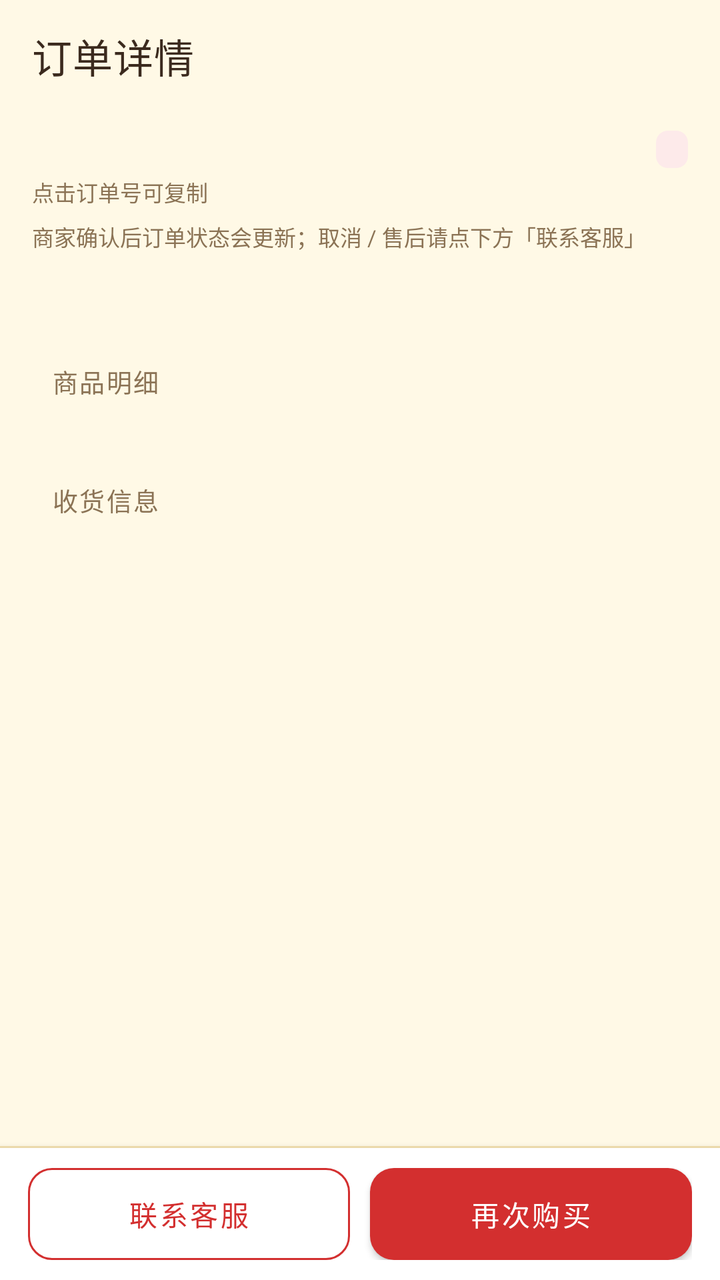
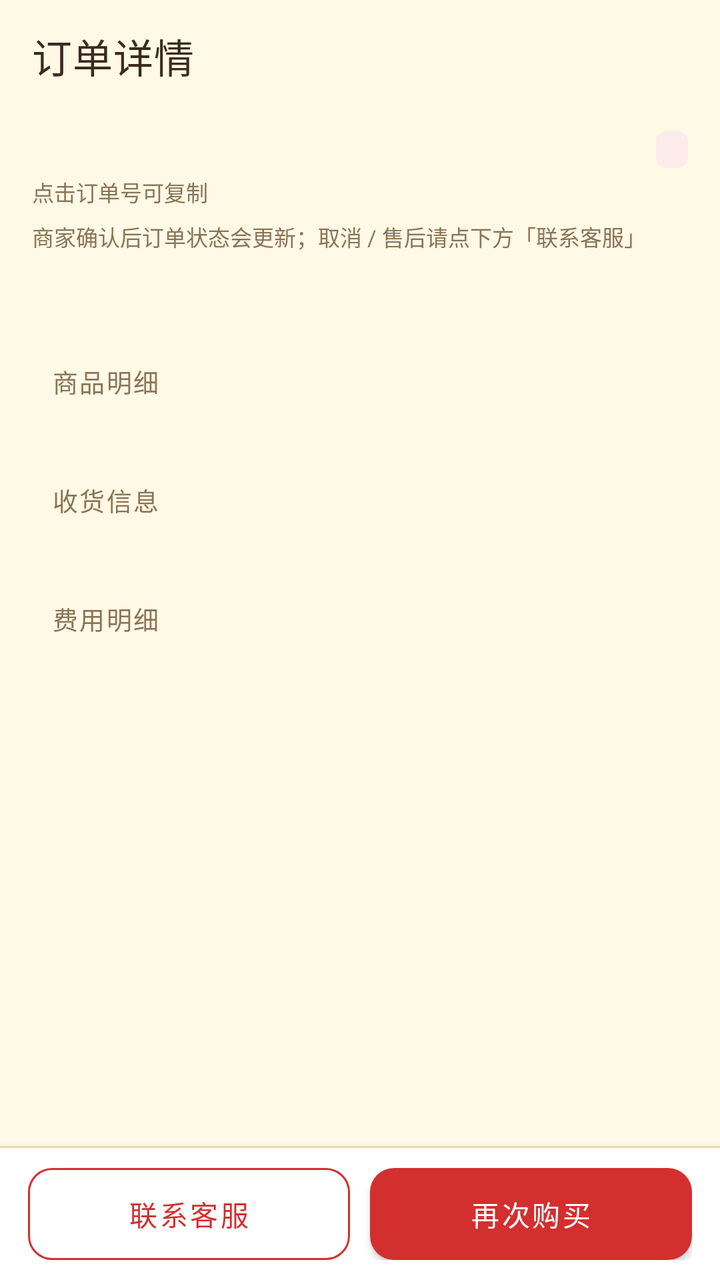

Before-and-after screenshots of an Android layout around one commit, followed by the original layout XML and the change that was made.
<!-- AndroidManifest.xml: application theme Theme.ShineApp -->
<!-- res/layout/activity_order_detail.xml -->
<?xml version="1.0" encoding="utf-8"?>
<LinearLayout xmlns:android="http://schemas.android.com/apk/res/android"
    xmlns:app="http://schemas.android.com/apk/res-auto"
    android:layout_width="match_parent" android:layout_height="match_parent"
    android:orientation="vertical" android:background="@color/shine_bg">

    <com.google.android.material.appbar.MaterialToolbar
        android:id="@+id/top_app_bar" android:layout_width="match_parent" android:layout_height="?attr/actionBarSize"
        android:background="@color/shine_bg" android:elevation="0dp"
        app:title="订单详情" app:titleTextColor="@color/shine_text" app:navigationIconTint="@color/shine_text"/>

    <ScrollView android:layout_width="match_parent" android:layout_height="0dp" android:layout_weight="1"
        android:fillViewport="true">
        <LinearLayout android:layout_width="match_parent" android:layout_height="wrap_content"
            android:orientation="vertical" android:paddingStart="16dp" android:paddingEnd="16dp"
            android:paddingTop="8dp" android:paddingBottom="24dp">

            <LinearLayout android:layout_width="match_parent" android:layout_height="wrap_content"
                android:orientation="horizontal" android:gravity="center_vertical">
                <TextView android:id="@+id/tv_order_no" android:layout_width="0dp" android:layout_weight="1"
                    android:layout_height="wrap_content" android:textSize="16sp" android:textStyle="bold"
                    android:textColor="@color/shine_text" android:clickable="true" android:focusable="true"
                    android:contentDescription="点击复制订单号"/>
                <TextView android:id="@+id/tv_status" android:layout_width="wrap_content"
                    android:layout_height="wrap_content" android:textSize="11sp" android:textColor="@color/shine_pink"
                    android:background="@drawable/bg_badge_soft" android:paddingStart="8dp" android:paddingEnd="8dp"
                    android:paddingTop="2dp" android:paddingBottom="2dp"/>
            </LinearLayout>

            <TextView android:id="@+id/tv_copy_hint" android:layout_width="wrap_content"
                android:layout_height="wrap_content" android:layout_marginTop="2dp" android:text="点击订单号可复制"
                android:textSize="11sp" android:textColor="@color/shine_sub"/>

            <TextView android:id="@+id/tv_status_hint" android:layout_width="match_parent"
                android:layout_height="wrap_content" android:layout_marginTop="6dp"
                android:text="商家确认后订单状态会更新；取消 / 售后请点下方「联系客服」"
                android:textSize="11sp" android:textColor="@color/shine_sub" android:lineSpacingExtra="2dp"/>

            <TextView android:id="@+id/tv_created" android:layout_width="wrap_content"
                android:layout_height="wrap_content" android:layout_marginTop="4dp" android:textSize="12sp"
                android:textColor="@color/shine_sub"/>

            <TextView android:id="@+id/tv_pay" android:layout_width="wrap_content"
                android:layout_height="wrap_content" android:layout_marginTop="2dp" android:textSize="12sp"
                android:textColor="@color/shine_sub"/>

            <TextView style="@style/SettingsSection" android:text="商品明细"/>

            <TextView android:id="@+id/tv_items" android:layout_width="match_parent"
                android:layout_height="wrap_content" android:textSize="13sp" android:textColor="@color/shine_text"
                android:lineSpacingExtra="4dp"/>

            <TextView style="@style/SettingsSection" android:text="收货信息"/>

            <TextView android:id="@+id/tv_ship" android:layout_width="match_parent"
                android:layout_height="wrap_content" android:textSize="13sp" android:textColor="@color/shine_text"
                android:lineSpacingExtra="3dp"/>

            <TextView android:id="@+id/tv_note" android:layout_width="match_parent"
                android:layout_height="wrap_content" android:layout_marginTop="8dp" android:textSize="12sp"
                android:textColor="@color/shine_sub" android:visibility="gone"/>

            <TextView android:id="@+id/tv_total" android:layout_width="wrap_content"
                android:layout_height="wrap_content" android:layout_marginTop="16dp" android:textSize="18sp"
                android:textStyle="bold" android:textColor="@color/shine_pink"/>
        </LinearLayout>
    </ScrollView>

    
    <View android:layout_width="match_parent" android:layout_height="1dp"
        android:background="@color/shine_yellow_line"/>

    <LinearLayout android:layout_width="match_parent" android:layout_height="wrap_content"
        android:orientation="horizontal" android:background="@color/shine_surface"
        android:paddingStart="14dp" android:paddingEnd="14dp" android:paddingTop="10dp"
        android:paddingBottom="10dp" android:elevation="8dp">

        <com.google.android.material.button.MaterialButton
            android:id="@+id/btn_contact" style="@style/Widget.MaterialComponents.Button.OutlinedButton"
            android:layout_width="0dp" android:layout_weight="1" android:layout_height="46dp"
            android:text="联系客服" android:textSize="14sp" android:insetTop="0dp" android:insetBottom="0dp"
            android:textColor="@color/shine_pink" app:strokeColor="@color/shine_pink"
            app:cornerRadius="12dp"/>

        <com.google.android.material.button.MaterialButton
            android:id="@+id/btn_rebuy" android:layout_width="0dp" android:layout_weight="1"
            android:layout_height="46dp" android:layout_marginStart="10dp" android:text="再次购买"
            android:textSize="14sp" android:insetTop="0dp" android:insetBottom="0dp"
            android:textColor="@color/shine_on_red" app:backgroundTint="@color/shine_pink"
            app:cornerRadius="12dp"/>
    </LinearLayout>

    <ProgressBar android:id="@+id/pb" android:layout_width="28dp" android:layout_height="28dp"
        android:layout_gravity="center" android:indeterminateTint="@color/shine_pink" android:visibility="gone"/>
</LinearLayout>
<!-- resources referenced by this layout -->
<resources>
  <color name="shine_bg">#FFFFF9E6</color>
  <color name="shine_on_red">#FFFFFFFF</color>
  <color name="shine_pink">#FFD32F2F</color>
  <color name="shine_sub">#FF8B7355</color>
  <color name="shine_surface">#FFFFFFFF</color>
  <color name="shine_text">#FF3B2A1E</color>
  <color name="shine_yellow_line">#FFF2E0B0</color>
  <!-- drawable bg_badge_soft (drawable) -->
  <?xml version="1.0" encoding="utf-8"?>
  <shape xmlns:android="http://schemas.android.com/apk/res/android" android:shape="rectangle">
      <solid android:color="@color/shine_red_soft"/>
      <corners android:radius="6dp"/>
  </shape>
  <style name="SettingsSection">
          <item name="android:layout_width">match_parent</item>
          <item name="android:layout_height">wrap_content</item>
          <item name="android:paddingStart">10dp</item>
          <item name="android:paddingEnd">10dp</item>
          <item name="android:paddingTop">16dp</item>
          <item name="android:paddingBottom">7dp</item>
          <item name="android:textColor">@color/shine_sub</item>
          <item name="android:textSize">12.5sp</item>
          <item name="android:letterSpacing">0.06</item>
      </style>
  <style name="Theme.ShineApp" parent="Theme.MaterialComponents.DayNight.NoActionBar">
          <item name="colorPrimary">@color/shine_pink</item>
          <item name="colorPrimaryVariant">@color/shine_pink_dark</item>
          <item name="colorOnPrimary">@color/shine_on_red</item>
          <item name="colorSecondary">@color/shine_mint</item>
          <item name="colorSecondaryVariant">@color/shine_mint_dark</item>
          <item name="colorSurface">@color/shine_surface</item>
          <item name="android:colorBackground">@color/shine_bg</item>
          <item name="android:textColorPrimary">@color/shine_text</item>
          <item name="android:textColorSecondary">@color/shine_sub</item>
          
          <item name="android:statusBarColor">@color/shine_bg</item>
          <item name="android:navigationBarColor">@color/shine_surface</item>
          <item name="android:windowLightStatusBar">true</item>
          <item name="android:windowLightNavigationBar" tools:targetApi="27">true</item>
          <item name="android:windowBackground">@color/shine_bg</item>
      </style>
  <color name="shine_red_soft">#FFFDEAEA</color>
  <color name="shine_pink_dark">#FFB71C1C</color>
  <color name="shine_mint">#FFFFD54F</color>
  <color name="shine_mint_dark">#FFB26A00</color>
</resources>

<!-- the commit's change to res/layout/activity_order_detail.xml (unified diff, before → after) -->
@@ -60,6 +60,27 @@
                 android:layout_height="wrap_content" android:layout_marginTop="8dp" android:textSize="12sp"
                 android:textColor="@color/shine_sub" android:visibility="gone"/>
 
+            
+            <TextView style="@style/SettingsSection" android:text="费用明细"/>
+
+            <TextView android:id="@+id/tv_charges" android:layout_width="match_parent"
+                android:layout_height="wrap_content" android:textSize="13sp" android:textColor="@color/shine_text"
+                android:lineSpacingExtra="4dp"/>
+
+            
+            <TextView android:id="@+id/tv_section_tracking" style="@style/SettingsSection" android:text="物流信息"
+                android:visibility="gone"/>
+
+            <TextView android:id="@+id/tv_tracking_no" android:layout_width="match_parent"
+                android:layout_height="wrap_content" android:textSize="13sp" android:textColor="@color/shine_text"
+                android:clickable="true" android:focusable="true" android:visibility="gone"
+                android:contentDescription="点击复制运单号"/>
+
+            <TextView android:id="@+id/tv_track_events" android:layout_width="match_parent"
+                android:layout_height="wrap_content" android:layout_marginTop="6dp" android:textSize="12sp"
+                android:textColor="@color/shine_sub" android:lineSpacingExtra="4dp"
+                android:visibility="gone"/>
+
             <TextView android:id="@+id/tv_total" android:layout_width="wrap_content"
                 android:layout_height="wrap_content" android:layout_marginTop="16dp" android:textSize="18sp"
                 android:textStyle="bold" android:textColor="@color/shine_pink"/>
